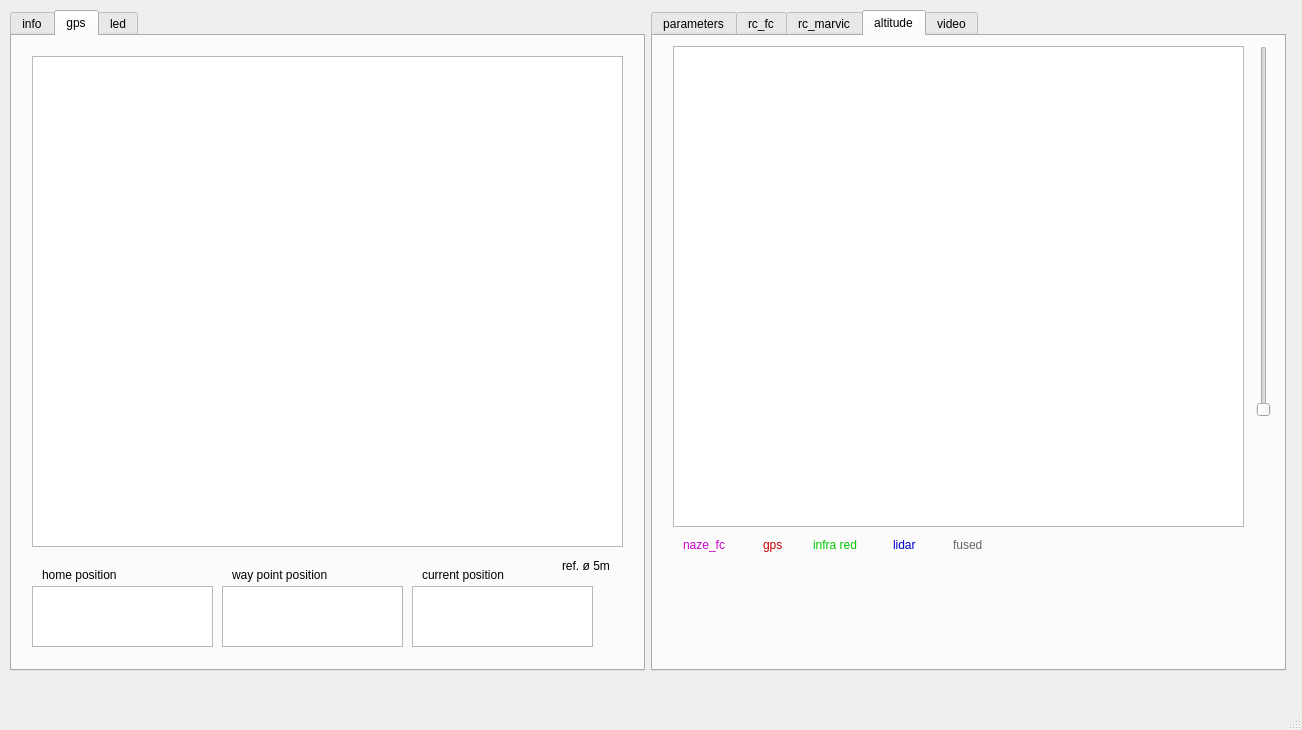
The window that phx_gui/scripts/gui_v1.ui (tum-phoenix/phx_quadrocopter_ros) describes before a commit, drawn with Qt 5.
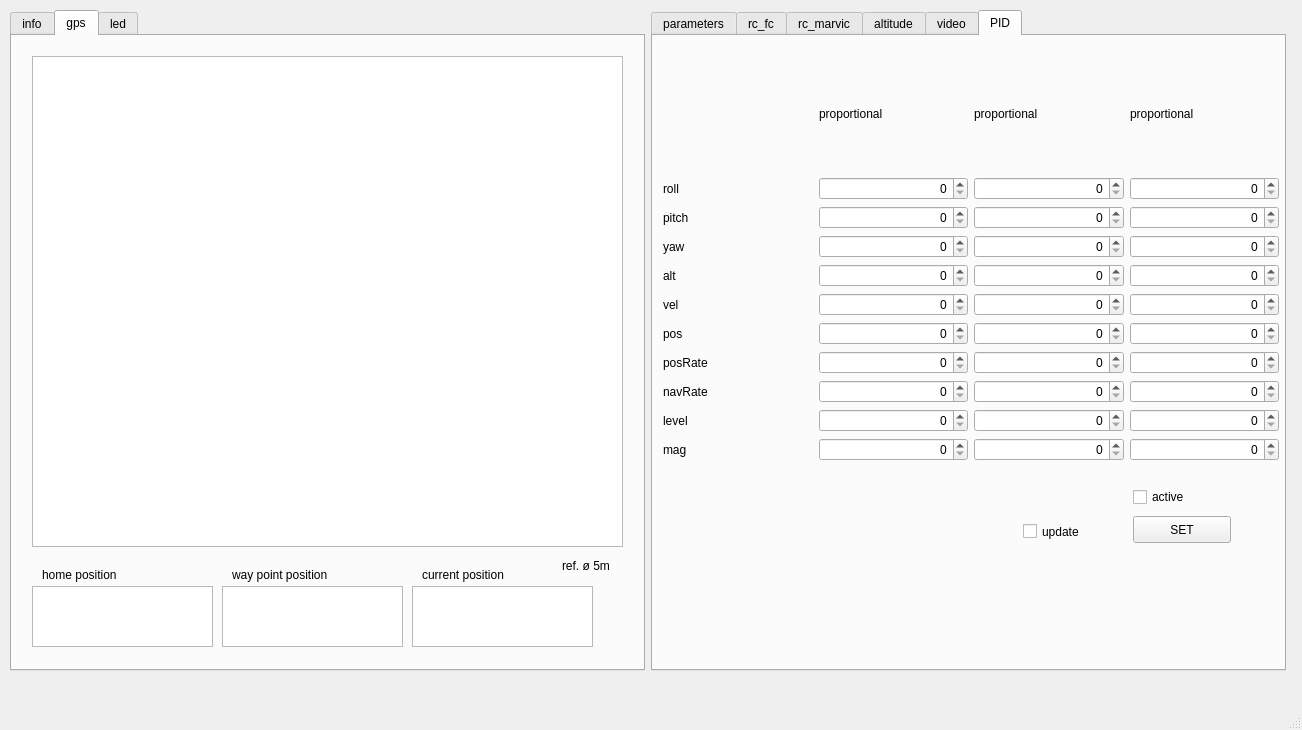
The same window after the commit. Custom widgets are drawn as their Qt base class.

```diff
--- a/phx_gui/scripts/gui_v1.ui
+++ b/phx_gui/scripts/gui_v1.ui
@@ -489,7 +489,7 @@
      <item>
       <widget class="QTabWidget" name="right_tabs">
        <property name="currentIndex">
-        <number>3</number>
+        <number>5</number>
        </property>
        <widget class="QWidget" name="parameter_tab">
         <attribute name="title">
@@ -2567,6 +2567,993 @@
          </property>
         </widget>
        </widget>
+       <widget class="QWidget" name="pid_tab">
+        <attribute name="title">
+         <string>PID</string>
+        </attribute>
+        <widget class="QWidget" name="gridLayoutWidget_6">
+         <property name="geometry">
+          <rect>
+           <x>10</x>
+           <y>20</y>
+           <width>616</width>
+           <height>405</height>
+          </rect>
+         </property>
+         <layout class="QGridLayout" name="gridLayout_pid">
+          <item row="17" column="3">
+           <widget class="QSpinBox" name="pid_spinBox_navrate_d">
+            <property name="font">
+             <font>
+              <weight>50</weight>
+              <bold>false</bold>
+             </font>
+            </property>
+            <property name="frame">
+             <bool>true</bool>
+            </property>
+            <property name="alignment">
+             <set>Qt::AlignRight|Qt::AlignTrailing|Qt::AlignVCenter</set>
+            </property>
+            <property name="buttonSymbols">
+             <enum>QAbstractSpinBox::UpDownArrows</enum>
+            </property>
+            <property name="specialValueText">
+             <string/>
+            </property>
+            <property name="maximum">
+             <number>255</number>
+            </property>
+            <property name="value">
+             <number>0</number>
+            </property>
+           </widget>
+          </item>
+          <item row="17" column="1">
+           <widget class="QSpinBox" name="pid_spinBox_navrate_p">
+            <property name="font">
+             <font>
+              <weight>50</weight>
+              <bold>false</bold>
+             </font>
+            </property>
+            <property name="frame">
+             <bool>true</bool>
+            </property>
+            <property name="alignment">
+             <set>Qt::AlignRight|Qt::AlignTrailing|Qt::AlignVCenter</set>
+            </property>
+            <property name="buttonSymbols">
+             <enum>QAbstractSpinBox::UpDownArrows</enum>
+            </property>
+            <property name="specialValueText">
+             <string/>
+            </property>
+            <property name="maximum">
+             <number>255</number>
+            </property>
+            <property name="value">
+             <number>0</number>
+            </property>
+           </widget>
+          </item>
+          <item row="19" column="3">
+           <widget class="QSpinBox" name="pid_spinBox_mag_d">
+            <property name="font">
+             <font>
+              <weight>50</weight>
+              <bold>false</bold>
+             </font>
+            </property>
+            <property name="frame">
+             <bool>true</bool>
+            </property>
+            <property name="alignment">
+             <set>Qt::AlignRight|Qt::AlignTrailing|Qt::AlignVCenter</set>
+            </property>
+            <property name="buttonSymbols">
+             <enum>QAbstractSpinBox::UpDownArrows</enum>
+            </property>
+            <property name="specialValueText">
+             <string/>
+            </property>
+            <property name="maximum">
+             <number>255</number>
+            </property>
+            <property name="value">
+             <number>0</number>
+            </property>
+           </widget>
+          </item>
+          <item row="12" column="0">
+           <widget class="QLabel" name="pid_label_yaw">
+            <property name="text">
+             <string>yaw</string>
+            </property>
+           </widget>
+          </item>
+          <item row="11" column="2">
+           <widget class="QSpinBox" name="pid_spinBox_pitch_i">
+            <property name="font">
+             <font>
+              <weight>50</weight>
+              <bold>false</bold>
+             </font>
+            </property>
+            <property name="frame">
+             <bool>true</bool>
+            </property>
+            <property name="alignment">
+             <set>Qt::AlignRight|Qt::AlignTrailing|Qt::AlignVCenter</set>
+            </property>
+            <property name="buttonSymbols">
+             <enum>QAbstractSpinBox::UpDownArrows</enum>
+            </property>
+            <property name="specialValueText">
+             <string/>
+            </property>
+            <property name="maximum">
+             <number>255</number>
+            </property>
+            <property name="value">
+             <number>0</number>
+            </property>
+           </widget>
+          </item>
+          <item row="10" column="0">
+           <widget class="QLabel" name="pid_label_roll">
+            <property name="text">
+             <string>roll</string>
+            </property>
+           </widget>
+          </item>
+          <item row="10" column="2">
+           <widget class="QSpinBox" name="pid_spinBox_roll_i">
+            <property name="font">
+             <font>
+              <weight>50</weight>
+              <bold>false</bold>
+             </font>
+            </property>
+            <property name="frame">
+             <bool>true</bool>
+            </property>
+            <property name="alignment">
+             <set>Qt::AlignRight|Qt::AlignTrailing|Qt::AlignVCenter</set>
+            </property>
+            <property name="buttonSymbols">
+             <enum>QAbstractSpinBox::UpDownArrows</enum>
+            </property>
+            <property name="specialValueText">
+             <string/>
+            </property>
+            <property name="maximum">
+             <number>255</number>
+            </property>
+            <property name="value">
+             <number>0</number>
+            </property>
+           </widget>
+          </item>
+          <item row="18" column="1">
+           <widget class="QSpinBox" name="pid_spinBox_level_p">
+            <property name="font">
+             <font>
+              <weight>50</weight>
+              <bold>false</bold>
+             </font>
+            </property>
+            <property name="frame">
+             <bool>true</bool>
+            </property>
+            <property name="alignment">
+             <set>Qt::AlignRight|Qt::AlignTrailing|Qt::AlignVCenter</set>
+            </property>
+            <property name="buttonSymbols">
+             <enum>QAbstractSpinBox::UpDownArrows</enum>
+            </property>
+            <property name="specialValueText">
+             <string/>
+            </property>
+            <property name="maximum">
+             <number>255</number>
+            </property>
+            <property name="value">
+             <number>0</number>
+            </property>
+           </widget>
+          </item>
+          <item row="12" column="2">
+           <widget class="QSpinBox" name="pid_spinBox_yaw_i">
+            <property name="font">
+             <font>
+              <weight>50</weight>
+              <bold>false</bold>
+             </font>
+            </property>
+            <property name="frame">
+             <bool>true</bool>
+            </property>
+            <property name="alignment">
+             <set>Qt::AlignRight|Qt::AlignTrailing|Qt::AlignVCenter</set>
+            </property>
+            <property name="buttonSymbols">
+             <enum>QAbstractSpinBox::UpDownArrows</enum>
+            </property>
+            <property name="specialValueText">
+             <string/>
+            </property>
+            <property name="maximum">
+             <number>255</number>
+            </property>
+            <property name="value">
+             <number>0</number>
+            </property>
+           </widget>
+          </item>
+          <item row="10" column="3">
+           <widget class="QSpinBox" name="pid_spinBox_roll_d">
+            <property name="font">
+             <font>
+              <weight>50</weight>
+              <bold>false</bold>
+             </font>
+            </property>
+            <property name="frame">
+             <bool>true</bool>
+            </property>
+            <property name="alignment">
+             <set>Qt::AlignRight|Qt::AlignTrailing|Qt::AlignVCenter</set>
+            </property>
+            <property name="buttonSymbols">
+             <enum>QAbstractSpinBox::UpDownArrows</enum>
+            </property>
+            <property name="specialValueText">
+             <string/>
+            </property>
+            <property name="maximum">
+             <number>255</number>
+            </property>
+            <property name="value">
+             <number>0</number>
+            </property>
+           </widget>
+          </item>
+          <item row="15" column="3">
+           <widget class="QSpinBox" name="pid_spinBox_pos_d">
+            <property name="font">
+             <font>
+              <weight>50</weight>
+              <bold>false</bold>
+             </font>
+            </property>
+            <property name="frame">
+             <bool>true</bool>
+            </property>
+            <property name="alignment">
+             <set>Qt::AlignRight|Qt::AlignTrailing|Qt::AlignVCenter</set>
+            </property>
+            <property name="buttonSymbols">
+             <enum>QAbstractSpinBox::UpDownArrows</enum>
+            </property>
+            <property name="specialValueText">
+             <string/>
+            </property>
+            <property name="maximum">
+             <number>255</number>
+            </property>
+            <property name="value">
+             <number>0</number>
+            </property>
+           </widget>
+          </item>
+          <item row="15" column="1">
+           <widget class="QSpinBox" name="pid_spinBox_pos_p">
+            <property name="font">
+             <font>
+              <weight>50</weight>
+              <bold>false</bold>
+             </font>
+            </property>
+            <property name="frame">
+             <bool>true</bool>
+            </property>
+            <property name="alignment">
+             <set>Qt::AlignRight|Qt::AlignTrailing|Qt::AlignVCenter</set>
+            </property>
+            <property name="buttonSymbols">
+             <enum>QAbstractSpinBox::UpDownArrows</enum>
+            </property>
+            <property name="specialValueText">
+             <string/>
+            </property>
+            <property name="maximum">
+             <number>255</number>
+            </property>
+            <property name="value">
+             <number>0</number>
+            </property>
+           </widget>
+          </item>
+          <item row="16" column="0">
+           <widget class="QLabel" name="pid_label_posrate">
+            <property name="text">
+             <string>posRate</string>
+            </property>
+           </widget>
+          </item>
+          <item row="13" column="2">
+           <widget class="QSpinBox" name="pid_spinBox_alt_i">
+            <property name="font">
+             <font>
+              <weight>50</weight>
+              <bold>false</bold>
+             </font>
+            </property>
+            <property name="frame">
+             <bool>true</bool>
+            </property>
+            <property name="alignment">
+             <set>Qt::AlignRight|Qt::AlignTrailing|Qt::AlignVCenter</set>
+            </property>
+            <property name="buttonSymbols">
+             <enum>QAbstractSpinBox::UpDownArrows</enum>
+            </property>
+            <property name="specialValueText">
+             <string/>
+            </property>
+            <property name="maximum">
+             <number>255</number>
+            </property>
+            <property name="value">
+             <number>0</number>
+            </property>
+           </widget>
+          </item>
+          <item row="18" column="2">
+           <widget class="QSpinBox" name="pid_spinBox_level_i">
+            <property name="font">
+             <font>
+              <weight>50</weight>
+              <bold>false</bold>
+             </font>
+            </property>
+            <property name="frame">
+             <bool>true</bool>
+            </property>
+            <property name="alignment">
+             <set>Qt::AlignRight|Qt::AlignTrailing|Qt::AlignVCenter</set>
+            </property>
+            <property name="buttonSymbols">
+             <enum>QAbstractSpinBox::UpDownArrows</enum>
+            </property>
+            <property name="specialValueText">
+             <string/>
+            </property>
+            <property name="maximum">
+             <number>255</number>
+            </property>
+            <property name="value">
+             <number>0</number>
+            </property>
+           </widget>
+          </item>
+          <item row="11" column="3">
+           <widget class="QSpinBox" name="pid_spinBox_pitch_d">
+            <property name="font">
+             <font>
+              <weight>50</weight>
+              <bold>false</bold>
+             </font>
+            </property>
+            <property name="frame">
+             <bool>true</bool>
+            </property>
+            <property name="alignment">
+             <set>Qt::AlignRight|Qt::AlignTrailing|Qt::AlignVCenter</set>
+            </property>
+            <property name="buttonSymbols">
+             <enum>QAbstractSpinBox::UpDownArrows</enum>
+            </property>
+            <property name="specialValueText">
+             <string/>
+            </property>
+            <property name="maximum">
+             <number>255</number>
+            </property>
+            <property name="value">
+             <number>0</number>
+            </property>
+           </widget>
+          </item>
+          <item row="10" column="1">
+           <widget class="QSpinBox" name="pid_spinBox_roll_p">
+            <property name="font">
+             <font>
+              <weight>50</weight>
+              <bold>false</bold>
+             </font>
+            </property>
+            <property name="frame">
+             <bool>true</bool>
+            </property>
+            <property name="alignment">
+             <set>Qt::AlignRight|Qt::AlignTrailing|Qt::AlignVCenter</set>
+            </property>
+            <property name="buttonSymbols">
+             <enum>QAbstractSpinBox::UpDownArrows</enum>
+            </property>
+            <property name="specialValueText">
+             <string/>
+            </property>
+            <property name="maximum">
+             <number>255</number>
+            </property>
+            <property name="value">
+             <number>0</number>
+            </property>
+           </widget>
+          </item>
+          <item row="11" column="0">
+           <widget class="QLabel" name="pid_label_pitch">
+            <property name="text">
+             <string>pitch</string>
+            </property>
+           </widget>
+          </item>
+          <item row="18" column="3">
+           <widget class="QSpinBox" name="pid_spinBox_level_d">
+            <property name="font">
+             <font>
+              <weight>50</weight>
+              <bold>false</bold>
+             </font>
+            </property>
+            <property name="frame">
+             <bool>true</bool>
+            </property>
+            <property name="alignment">
+             <set>Qt::AlignRight|Qt::AlignTrailing|Qt::AlignVCenter</set>
+            </property>
+            <property name="buttonSymbols">
+             <enum>QAbstractSpinBox::UpDownArrows</enum>
+            </property>
+            <property name="specialValueText">
+             <string/>
+            </property>
+            <property name="maximum">
+             <number>255</number>
+            </property>
+            <property name="value">
+             <number>0</number>
+            </property>
+           </widget>
+          </item>
+          <item row="16" column="3">
+           <widget class="QSpinBox" name="pid_spinBox_posrate_d">
+            <property name="font">
+             <font>
+              <weight>50</weight>
+              <bold>false</bold>
+             </font>
+            </property>
+            <property name="frame">
+             <bool>true</bool>
+            </property>
+            <property name="alignment">
+             <set>Qt::AlignRight|Qt::AlignTrailing|Qt::AlignVCenter</set>
+            </property>
+            <property name="buttonSymbols">
+             <enum>QAbstractSpinBox::UpDownArrows</enum>
+            </property>
+            <property name="specialValueText">
+             <string/>
+            </property>
+            <property name="maximum">
+             <number>255</number>
+            </property>
+            <property name="value">
+             <number>0</number>
+            </property>
+           </widget>
+          </item>
+          <item row="15" column="0">
+           <widget class="QLabel" name="pid_label_pos">
+            <property name="text">
+             <string>pos</string>
+            </property>
+           </widget>
+          </item>
+          <item row="18" column="0">
+           <widget class="QLabel" name="pid_label_level">
+            <property name="text">
+             <string>level</string>
+            </property>
+           </widget>
+          </item>
+          <item row="16" column="1">
+           <widget class="QSpinBox" name="pid_spinBox_posrate_p">
+            <property name="font">
+             <font>
+              <weight>50</weight>
+              <bold>false</bold>
+             </font>
+            </property>
+            <property name="frame">
+             <bool>true</bool>
+            </property>
+            <property name="alignment">
+             <set>Qt::AlignRight|Qt::AlignTrailing|Qt::AlignVCenter</set>
+            </property>
+            <property name="buttonSymbols">
+             <enum>QAbstractSpinBox::UpDownArrows</enum>
+            </property>
+            <property name="specialValueText">
+             <string/>
+            </property>
+            <property name="maximum">
+             <number>255</number>
+            </property>
+            <property name="value">
+             <number>0</number>
+            </property>
+           </widget>
+          </item>
+          <item row="13" column="3">
+           <widget class="QSpinBox" name="pid_spinBox_alt_d">
+            <property name="font">
+             <font>
+              <weight>50</weight>
+              <bold>false</bold>
+             </font>
+            </property>
+            <property name="frame">
+             <bool>true</bool>
+            </property>
+            <property name="alignment">
+             <set>Qt::AlignRight|Qt::AlignTrailing|Qt::AlignVCenter</set>
+            </property>
+            <property name="buttonSymbols">
+             <enum>QAbstractSpinBox::UpDownArrows</enum>
+            </property>
+            <property name="specialValueText">
+             <string/>
+            </property>
+            <property name="maximum">
+             <number>255</number>
+            </property>
+            <property name="value">
+             <number>0</number>
+            </property>
+           </widget>
+          </item>
+          <item row="17" column="0">
+           <widget class="QLabel" name="pid_label_navrate">
+            <property name="text">
+             <string>navRate</string>
+            </property>
+           </widget>
+          </item>
+          <item row="14" column="0">
+           <widget class="QLabel" name="pid_label_vel">
+            <property name="text">
+             <string>vel</string>
+            </property>
+           </widget>
+          </item>
+          <item row="15" column="2">
+           <widget class="QSpinBox" name="pid_spinBox_pos_i">
+            <property name="font">
+             <font>
+              <weight>50</weight>
+              <bold>false</bold>
+             </font>
+            </property>
+            <property name="frame">
+             <bool>true</bool>
+            </property>
+            <property name="alignment">
+             <set>Qt::AlignRight|Qt::AlignTrailing|Qt::AlignVCenter</set>
+            </property>
+            <property name="buttonSymbols">
+             <enum>QAbstractSpinBox::UpDownArrows</enum>
+            </property>
+            <property name="specialValueText">
+             <string/>
+            </property>
+            <property name="maximum">
+             <number>255</number>
+            </property>
+            <property name="value">
+             <number>0</number>
+            </property>
+           </widget>
+          </item>
+          <item row="17" column="2">
+           <widget class="QSpinBox" name="pid_spinBox_navrate_i">
+            <property name="font">
+             <font>
+              <weight>50</weight>
+              <bold>false</bold>
+             </font>
+            </property>
+            <property name="frame">
+             <bool>true</bool>
+            </property>
+            <property name="alignment">
+             <set>Qt::AlignRight|Qt::AlignTrailing|Qt::AlignVCenter</set>
+            </property>
+            <property name="buttonSymbols">
+             <enum>QAbstractSpinBox::UpDownArrows</enum>
+            </property>
+            <property name="specialValueText">
+             <string/>
+            </property>
+            <property name="maximum">
+             <number>255</number>
+            </property>
+            <property name="value">
+             <number>0</number>
+            </property>
+           </widget>
+          </item>
+          <item row="12" column="1">
+           <widget class="QSpinBox" name="pid_spinBox_yaw_p">
+            <property name="font">
+             <font>
+              <weight>50</weight>
+              <bold>false</bold>
+             </font>
+            </property>
+            <property name="frame">
+             <bool>true</bool>
+            </property>
+            <property name="alignment">
+             <set>Qt::AlignRight|Qt::AlignTrailing|Qt::AlignVCenter</set>
+            </property>
+            <property name="buttonSymbols">
+             <enum>QAbstractSpinBox::UpDownArrows</enum>
+            </property>
+            <property name="specialValueText">
+             <string/>
+            </property>
+            <property name="maximum">
+             <number>255</number>
+            </property>
+            <property name="value">
+             <number>0</number>
+            </property>
+           </widget>
+          </item>
+          <item row="19" column="1">
+           <widget class="QSpinBox" name="pid_spinBox_mag_p">
+            <property name="font">
+             <font>
+              <weight>50</weight>
+              <bold>false</bold>
+             </font>
+            </property>
+            <property name="frame">
+             <bool>true</bool>
+            </property>
+            <property name="alignment">
+             <set>Qt::AlignRight|Qt::AlignTrailing|Qt::AlignVCenter</set>
+            </property>
+            <property name="buttonSymbols">
+             <enum>QAbstractSpinBox::UpDownArrows</enum>
+            </property>
+            <property name="specialValueText">
+             <string/>
+            </property>
+            <property name="maximum">
+             <number>255</number>
+            </property>
+            <property name="value">
+             <number>0</number>
+            </property>
+           </widget>
+          </item>
+          <item row="13" column="1">
+           <widget class="QSpinBox" name="pid_spinBox_alt_p">
+            <property name="font">
+             <font>
+              <weight>50</weight>
+              <bold>false</bold>
+             </font>
+            </property>
+            <property name="frame">
+             <bool>true</bool>
+            </property>
+            <property name="alignment">
+             <set>Qt::AlignRight|Qt::AlignTrailing|Qt::AlignVCenter</set>
+            </property>
+            <property name="buttonSymbols">
+             <enum>QAbstractSpinBox::UpDownArrows</enum>
+            </property>
+            <property name="specialValueText">
+             <string/>
+            </property>
+            <property name="maximum">
+             <number>255</number>
+            </property>
+            <property name="value">
+             <number>0</number>
+            </property>
+           </widget>
+          </item>
+          <item row="16" column="2">
+           <widget class="QSpinBox" name="pid_spinBox_posrate_i">
+            <property name="font">
+             <font>
+              <weight>50</weight>
+              <bold>false</bold>
+             </font>
+            </property>
+            <property name="frame">
+             <bool>true</bool>
+            </property>
+            <property name="alignment">
+             <set>Qt::AlignRight|Qt::AlignTrailing|Qt::AlignVCenter</set>
+            </property>
+            <property name="buttonSymbols">
+             <enum>QAbstractSpinBox::UpDownArrows</enum>
+            </property>
+            <property name="specialValueText">
+             <string/>
+            </property>
+            <property name="maximum">
+             <number>255</number>
+            </property>
+            <property name="value">
+             <number>0</number>
+            </property>
+           </widget>
+          </item>
+          <item row="14" column="3">
+           <widget class="QSpinBox" name="pid_spinBox_vel_d">
+            <property name="font">
+             <font>
+              <weight>50</weight>
+              <bold>false</bold>
+             </font>
+            </property>
+            <property name="frame">
+             <bool>true</bool>
+            </property>
+            <property name="alignment">
+             <set>Qt::AlignRight|Qt::AlignTrailing|Qt::AlignVCenter</set>
+            </property>
+            <property name="buttonSymbols">
+             <enum>QAbstractSpinBox::UpDownArrows</enum>
+            </property>
+            <property name="specialValueText">
+             <string/>
+            </property>
+            <property name="maximum">
+             <number>255</number>
+            </property>
+            <property name="value">
+             <number>0</number>
+            </property>
+           </widget>
+          </item>
+          <item row="13" column="0">
+           <widget class="QLabel" name="pid_label_yaw_2">
+            <property name="text">
+             <string>alt</string>
+            </property>
+           </widget>
+          </item>
+          <item row="14" column="2">
+           <widget class="QSpinBox" name="pid_spinBox_vel_i">
+            <property name="font">
+             <font>
+              <weight>50</weight>
+              <bold>false</bold>
+             </font>
+            </property>
+            <property name="frame">
+             <bool>true</bool>
+            </property>
+            <property name="alignment">
+             <set>Qt::AlignRight|Qt::AlignTrailing|Qt::AlignVCenter</set>
+            </property>
+            <property name="buttonSymbols">
+             <enum>QAbstractSpinBox::UpDownArrows</enum>
+            </property>
+            <property name="specialValueText">
+             <string/>
+            </property>
+            <property name="maximum">
+             <number>255</number>
+            </property>
+            <property name="value">
+             <number>0</number>
+            </property>
+           </widget>
+          </item>
+          <item row="12" column="3">
+           <widget class="QSpinBox" name="pid_spinBox_yaw_d">
+            <property name="font">
+             <font>
+              <weight>50</weight>
+              <bold>false</bold>
+             </font>
+            </property>
+            <property name="frame">
+             <bool>true</bool>
+            </property>
+            <property name="alignment">
+             <set>Qt::AlignRight|Qt::AlignTrailing|Qt::AlignVCenter</set>
+            </property>
+            <property name="buttonSymbols">
+             <enum>QAbstractSpinBox::UpDownArrows</enum>
+            </property>
+            <property name="specialValueText">
+             <string/>
+            </property>
+            <property name="maximum">
+             <number>255</number>
+            </property>
+            <property name="value">
+             <number>0</number>
+            </property>
+           </widget>
+          </item>
+          <item row="19" column="0">
+           <widget class="QLabel" name="pid_label_mag">
+            <property name="text">
+             <string>mag</string>
+            </property>
+           </widget>
+          </item>
+          <item row="19" column="2">
+           <widget class="QSpinBox" name="pid_spinBox_mag_i">
+            <property name="font">
+             <font>
+              <weight>50</weight>
+              <bold>false</bold>
+             </font>
+            </property>
+            <property name="frame">
+             <bool>true</bool>
+            </property>
+            <property name="alignment">
+             <set>Qt::AlignRight|Qt::AlignTrailing|Qt::AlignVCenter</set>
+            </property>
+            <property name="buttonSymbols">
+             <enum>QAbstractSpinBox::UpDownArrows</enum>
+            </property>
+            <property name="specialValueText">
+             <string/>
+            </property>
+            <property name="maximum">
+             <number>255</number>
+            </property>
+            <property name="value">
+             <number>0</number>
+            </property>
+           </widget>
+          </item>
+          <item row="11" column="1">
+           <widget class="QSpinBox" name="pid_spinBox_pitch_p">
+            <property name="font">
+             <font>
+              <weight>50</weight>
+              <bold>false</bold>
+             </font>
+            </property>
+            <property name="frame">
+             <bool>true</bool>
+            </property>
+            <property name="alignment">
+             <set>Qt::AlignRight|Qt::AlignTrailing|Qt::AlignVCenter</set>
+            </property>
+            <property name="buttonSymbols">
+             <enum>QAbstractSpinBox::UpDownArrows</enum>
+            </property>
+            <property name="specialValueText">
+             <string/>
+            </property>
+            <property name="maximum">
+             <number>255</number>
+            </property>
+            <property name="value">
+             <number>0</number>
+            </property>
+           </widget>
+          </item>
+          <item row="14" column="1">
+           <widget class="QSpinBox" name="pid_spinBox_vel_p">
+            <property name="font">
+             <font>
+              <weight>50</weight>
+              <bold>false</bold>
+             </font>
+            </property>
+            <property name="frame">
+             <bool>true</bool>
+            </property>
+            <property name="alignment">
+             <set>Qt::AlignRight|Qt::AlignTrailing|Qt::AlignVCenter</set>
+            </property>
+            <property name="buttonSymbols">
+             <enum>QAbstractSpinBox::UpDownArrows</enum>
+            </property>
+            <property name="specialValueText">
+             <string/>
+            </property>
+            <property name="maximum">
+             <number>255</number>
+            </property>
+            <property name="value">
+             <number>0</number>
+            </property>
+           </widget>
+          </item>
+          <item row="9" column="1">
+           <widget class="QLabel" name="pid_label_proportional">
+            <property name="text">
+             <string>proportional</string>
+            </property>
+           </widget>
+          </item>
+          <item row="9" column="2">
+           <widget class="QLabel" name="pid_label_integral">
+            <property name="text">
+             <string>proportional</string>
+            </property>
+           </widget>
+          </item>
+          <item row="9" column="3">
+           <widget class="QLabel" name="pid_label_differential">
+            <property name="text">
+             <string>proportional</string>
+            </property>
+           </widget>
+          </item>
+         </layout>
+        </widget>
+        <widget class="QPushButton" name="pushButton_pid_set">
+         <property name="geometry">
+          <rect>
+           <x>480</x>
+           <y>480</y>
+           <width>98</width>
+           <height>27</height>
+          </rect>
+         </property>
+         <property name="text">
+          <string>SET</string>
+         </property>
+        </widget>
+        <widget class="QCheckBox" name="checkBox_pid_active">
+         <property name="geometry">
+          <rect>
+           <x>480</x>
+           <y>450</y>
+           <width>97</width>
+           <height>22</height>
+          </rect>
+         </property>
+         <property name="text">
+          <string>active</string>
+         </property>
+        </widget>
+        <widget class="QCheckBox" name="checkBox_pid_update">
+         <property name="geometry">
+          <rect>
+           <x>370</x>
+           <y>480</y>
+           <width>97</width>
+           <height>31</height>
+          </rect>
+         </property>
+         <property name="text">
+          <string>update</string>
+         </property>
+        </widget>
+       </widget>
       </widget>
      </item>
     </layout>
```
Left out of the diff: 4 changed lines with no effect on the pictures.
